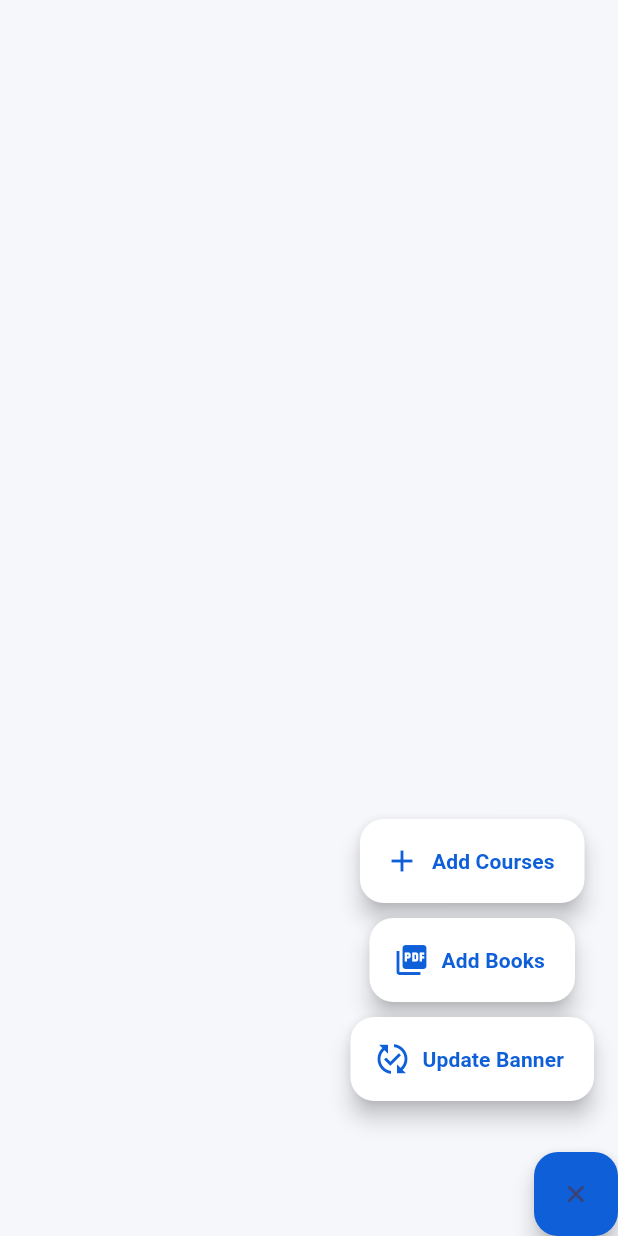
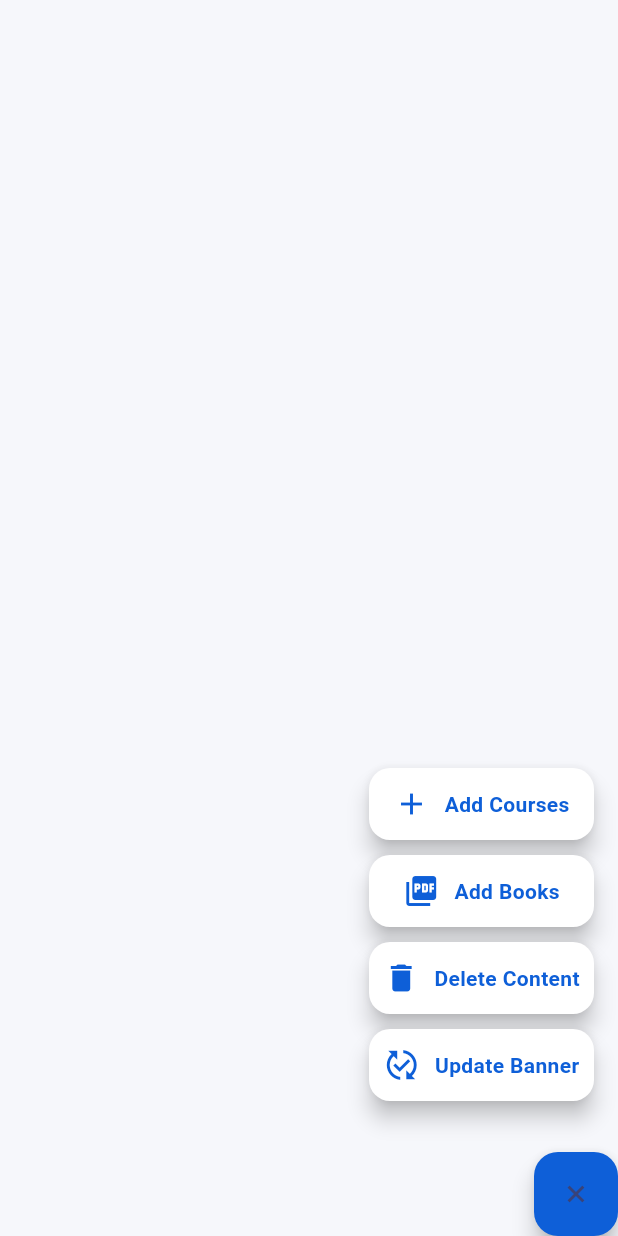
Before and after one commit to SChandu7/infumedz, a Flutter app: the AdminExpandableFab widget shown alone on an empty page, opened directly, after a tap on the "add" icon, on a phone screen of 412 x 824 dp. Run offline on Flutter 3.47's test engine with Material 3 defaults, Android fonts, the phone set to English and light mode, and no system bars; our stand-ins replace animate_do, chewie, dio, file_picker, fl_chart, flutter_keyboard_visibility and 3 more; missing offline and left inert: flutter_file_dialog, flutter_pdfview, razorpay_flutter; accounts and stored records are empty; network calls fail.

Commit message:
need git push

```diff
--- a/lib/main.dart
+++ b/lib/main.dart
@@ -97,6 +97,30 @@ class AdminExpandableFab extends StatefulWidget {
 
 class _AdminExpandableFabState extends State<AdminExpandableFab> {
   bool fabOpen = false;
+  Widget _staggeredFabOption(int index, IconData icon, String label) {
+    const int baseDelayMs = 100; // 🔥 FAST stagger
+    final delay = Duration(milliseconds: baseDelayMs * index);
+
+    return AnimatedOpacity(
+      opacity: fabOpen ? 1 : 0,
+      duration: const Duration(milliseconds: 180),
+      curve: Curves.easeOut,
+      child: AnimatedSlide(
+        offset: fabOpen ? Offset.zero : const Offset(0, 0.4),
+        duration: const Duration(milliseconds: 220),
+        curve: Curves.easeOutCubic,
+        child: FutureBuilder(
+          future: fabOpen ? Future.delayed(delay) : Future.value(),
+          builder: (context, snapshot) {
+            if (fabOpen && snapshot.connectionState != ConnectionState.done) {
+              return const SizedBox.shrink();
+            }
+            return _fabOption(icon, label);
+          },
+        ),
+      ),
+    );
+  }
 
   @override
   Widget build(BuildContext context) {
@@ -118,11 +142,14 @@ class _AdminExpandableFabState extends State<AdminExpandableFab> {
           right: 16,
           child: Column(
             children: [
-              if (fabOpen) _fabOption(Icons.add, "Add Courses"),
-              if (fabOpen) _fabOption(Icons.picture_as_pdf, "Add Books"),
-
-              if (fabOpen)
-                _fabOption(Icons.published_with_changes, "Update Banner"),
+              _staggeredFabOption(3, Icons.add, "Add Courses"),
+              _staggeredFabOption(2, Icons.picture_as_pdf, "Add Books"),
+              _staggeredFabOption(1, Icons.delete, "Delete Content"),
+              _staggeredFabOption(
+                0,
+                Icons.published_with_changes,
+                "Update Banner",
+              ),
             ],
           ),
         ),
@@ -141,12 +168,21 @@ class _AdminExpandableFabState extends State<AdminExpandableFab> {
   }
 
   Widget _fabOption(IconData icon, String label) {
+    const double buttonWidth = 150; // 🔥 FIXED WIDTH
+    const double buttonHeight = 48; // 🔥 FIXED HEIGHT
+
     return Padding(
       padding: const EdgeInsets.only(bottom: 10),
-      child: FloatingActionButton.extended(
-        heroTag: label,
-        backgroundColor: Colors.white,
-        onPressed: () {
+      child: SizedBox(
+        width: buttonWidth,
+        height: buttonHeight,
+        child: Material(
+          color: Colors.white,
+          elevation: 6,
+          borderRadius: BorderRadius.circular(14),
+          child: InkWell(
+            borderRadius: BorderRadius.circular(14),
+            onTap: () {
               setState(() => fabOpen = false);
 
               if (label == "Add Courses") {
@@ -171,12 +207,20 @@ class _AdminExpandableFabState extends State<AdminExpandableFab> {
                 );
               }
             },
-        icon: Icon(icon, color: const Color(0xFF0E5FD8)),
-        label: Text(
+            child: Row(
+              mainAxisAlignment: MainAxisAlignment.center,
+              children: [
+                Icon(icon, color: const Color(0xFF0E5FD8)),
+                const SizedBox(width: 10),
+                Text(
                   label,
                   style: const TextStyle(
                     color: Color(0xFF0E5FD8),
                     fontWeight: FontWeight.w600,
+                  ),
+                ),
+              ],
+            ),
           ),
         ),
       ),
@@ -270,42 +314,49 @@ class _NavItem extends StatelessWidget {
       onTap: () => onTap(index),
       behavior: HitTestBehavior.opaque,
       child: AnimatedContainer(
-        duration: const Duration(milliseconds: 300),
-        curve: Curves.easeOutBack,
+        duration: const Duration(milliseconds: 250),
+        curve: Curves.easeOut,
         padding: EdgeInsets.symmetric(
-          horizontal: isActive ? 18 : 12,
-          vertical: 8,
+          horizontal: isActive ? 14 : 10,
+          vertical: 3, // ⬅ reduced
         ),
         decoration: BoxDecoration(
           color: isActive
               ? const Color(0xFF0E5FD8).withOpacity(0.12)
               : Colors.transparent,
-          borderRadius: BorderRadius.circular(18),
+          borderRadius: BorderRadius.circular(14),
         ),
         child: Column(
           mainAxisSize: MainAxisSize.min,
           children: [
+            // ICON
             AnimatedScale(
-              scale: isActive ? 1.2 : 1.0,
-              duration: const Duration(milliseconds: 250),
+              scale: isActive ? 1.1 : 1.0, // ⬅ reduced scale
+              duration: const Duration(milliseconds: 100),
               child: Icon(
                 icon,
-                size: 26,
+                size: 24, // ⬅ smaller icon
                 color: isActive ? const Color(0xFF0E5FD8) : Colors.grey,
               ),
             ),
-            const SizedBox(height: 4),
-            AnimatedOpacity(
-              opacity: isActive ? 1 : 0,
+
+            // LABEL (no height jump)
+            AnimatedSize(
               duration: const Duration(milliseconds: 200),
+              curve: Curves.easeOut,
+              child: isActive
+                  ? Padding(
+                      padding: const EdgeInsets.only(top: 2),
                       child: Text(
                         label,
                         style: const TextStyle(
-                  fontSize: 11,
+                          fontSize: 11, // ⬅ smaller text
                           fontWeight: FontWeight.w600,
                           color: Color(0xFF0E5FD8),
                         ),
                       ),
+                    )
+                  : const SizedBox.shrink(),
             ),
           ],
         ),
@@ -752,8 +803,8 @@ class _HomePageState extends State<HomePage> with TickerProviderStateMixin {
                 children: [
                   // 🔷 LOGO CONTAINER
                   Container(
-                    height: 60,
-                    width: 60,
+                    height: 50,
+                    width: 50,
 
                     child: Padding(
                       padding: const EdgeInsets.all(1),
```
Also changed, not shown: lib/admin.dart (+146 -44 lines), 1 other file. Lines whose indentation alone changed are shown as unchanged.
